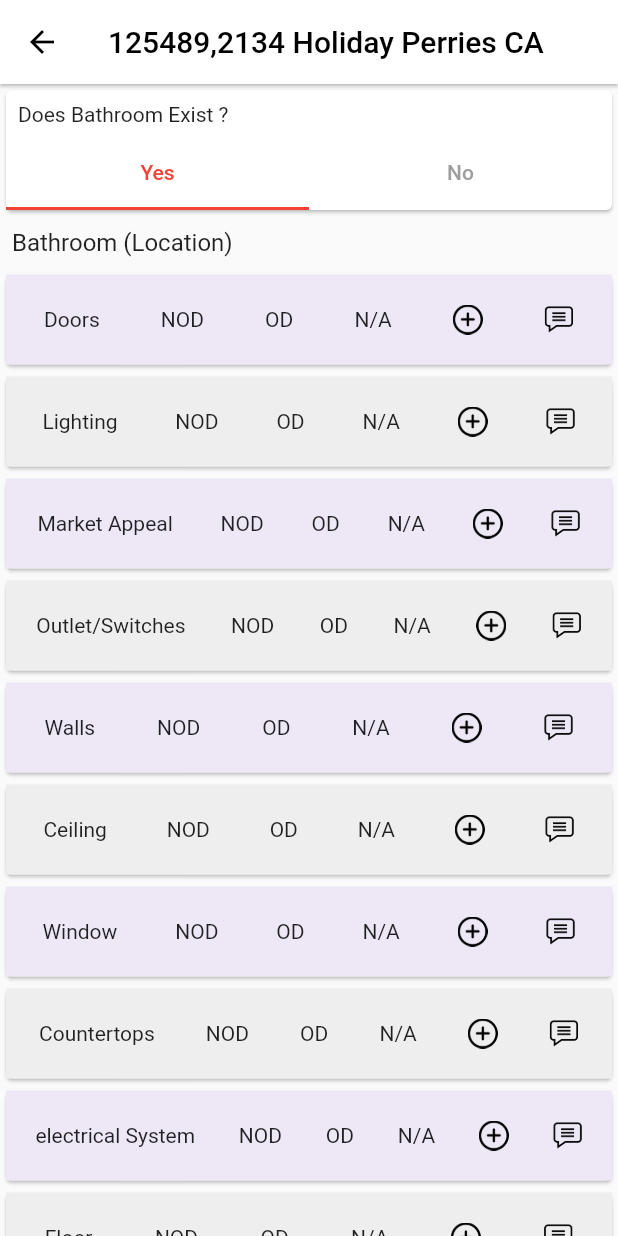
After one commit to HBbhardwaj/Inspecion_Squad, a Flutter app: the DecisionPage screen opened by its route, on a phone screen of 412 x 824 dp. The commit adds this screen. Run offline on Flutter 3.47's test engine with Material 2 defaults, Android fonts, the light colour scheme and no system bars; our stand-ins replace get; accounts and stored records are empty.

Commit message:
last commit of the  day

```diff
--- a/lib/app_routes/app_routes.dart
+++ b/lib/app_routes/app_routes.dart
@@ -5,6 +5,7 @@ import 'package:restaurants/app_routes/routes.dart';
 import 'package:restaurants/view/HomePage.dart';
 import 'package:restaurants/view/createInspectionPage.dart';
 import 'package:restaurants/view/dashboard_page.dart';
+import 'package:restaurants/view/decisionPage.dart';
 import 'package:restaurants/view/selectpage.dart';
 import 'package:restaurants/view/loginPage.dart';
 
@@ -71,4 +72,13 @@ appRoutes() => [
         transition: Transition.leftToRightWithFade,
         transitionDuration: const Duration(milliseconds: 500),
       ),
+
+      ///========================>Decision Page ==================///
+
+      GetPage(
+        name: Routes.decisionPage,
+        page: () => const DecisionPage(),
+        transition: Transition.leftToRightWithFade,
+        transitionDuration: const Duration(milliseconds: 500),
+      ),
     ];
--- a/lib/app_routes/routes.dart
+++ b/lib/app_routes/routes.dart
@@ -6,4 +6,5 @@ class Routes {
   static const String createInspectionPage = "/CreateInspectionPage";
   static const String conductInspection = "/ConductInspection";
   static const String protocalPage = "/ProtocalPage";
+  static const String decisionPage = "/DecisionPage";
 }
--- a/lib/contracts/ContractLogin.dart
+++ b/lib/contracts/ContractLogin.dart
@@ -109,3 +109,19 @@ abstract class ProtocalPagePresenter extends BasePresenter {
   gotoNextPage();
   gotoBackPage();
 }
+
+///============================DecisionpageView && DecisionPagePresenter=====///
+
+abstract class DecisionPageView extends BaseView {
+  showError(var msg);
+  showSuccess(var msg);
+  gotoNextPgae();
+  gotoBackPage();
+  gotoclickNo();
+}
+
+abstract class DecisionPagePresenter extends BasePresenter {
+  gotoNextPage();
+  gotoBackPage();
+  gotoClickNo();
+}
--- /dev/null
+++ b/lib/models/decisionpagemodel.dart
@@ -0,0 +1,17 @@
+class DecisionPageModel {
+  String item;
+  String item2;
+  String item3;
+  String item4;
+  String iconData;
+  String iconData1;
+
+  DecisionPageModel(
+    this.item,
+    this.item2,
+    this.item3,
+    this.item4,
+    this.iconData,
+    this.iconData1,
+  );
+}
--- /dev/null
+++ b/lib/presenter/Presenter_decisionPage.dart
@@ -0,0 +1,46 @@
+import '../contracts/ContractLogin.dart';
+
+class PresenterDecision extends DecisionPagePresenter {
+  DecisionPageView? decisionPageView;
+  PresenterDecision(DecisionPageView view) {
+    decisionPageView = view;
+  }
+  @override
+  gotoBackPage() {
+    decisionPageView!.gotoBackPage();
+  }
+
+  @override
+  gotoClickNo() {
+    decisionPageView!.gotoclickNo();
+  }
+
+  @override
+  gotoNextPage() {
+    decisionPageView!.gotoNextPgae();
+  }
+
+  @override
+  onError(String msg) {
+    // TODO: implement onError
+    throw UnimplementedError();
+  }
+
+  @override
+  onSuccess(payload, String msg) {
+    // TODO: implement onSuccess
+    throw UnimplementedError();
+  }
+
+  @override
+  Future subscribe() {
+    // TODO: implement subscribe
+    throw UnimplementedError();
+  }
+
+  @override
+  Future unsubscribe() {
+    // TODO: implement unsubscribe
+    throw UnimplementedError();
+  }
+}
--- a/lib/utils/app_string.dart
+++ b/lib/utils/app_string.dart
@@ -57,4 +57,27 @@ class AppStrings {
   static const String garage = "Garage";
   static const String bedroom = "Bedroom";
   static const String living = "Living Area";
+  static const String doors = "Doors";
+  static const String light = "Lighting";
+  static const String market = "Market Appeal";
+  static const String outlet = "Outlet/Switches";
+  static const String wall = "Walls";
+  static const String ceiling = "Ceiling";
+  static const String window = "Window";
+  static const String counter = "Countertops";
+  static const String electricalS = "electrical System";
+  static const String floor = "Floor";
+  static const String hotwater = "Hot Water Heater";
+  static const String call = "call for Aid";
+  static const String sink = "Sink";
+  static const String cabinet = "Cabinets";
+  static const String bathroomitem = "Bathroom Items";
+  static const String nod = "NOD";
+  static const String od = "OD";
+  static const String nA = "N/A";
+  static const String doesbathroom = "Does Bathroom Exist ?";
+  static const String tab1 = "Yes";
+  static const String tab2 = "No";
+  static const String bathroomlocation = "Bathroom (Location)";
+  static const String nodata = "No Data";
 }
--- /dev/null
+++ b/lib/view/decisionPage.dart
@@ -0,0 +1,237 @@
+///======================import items==============///
+import 'package:flutter/material.dart';
+import 'package:get/get.dart';
+import 'package:restaurants/contracts/ContractLogin.dart';
+import 'package:restaurants/models/decisionpagemodel.dart';
+import 'package:restaurants/utils/app_images.dart';
+import 'package:restaurants/utils/app_string.dart';
+
+import '../app_routes/routes.dart';
+
+class DecisionPage extends StatefulWidget {
+  const DecisionPage({Key? key}) : super(key: key);
+
+  @override
+  State<DecisionPage> createState() => _DecisionPageState();
+}
+
+///=========================class started=================///
+class _DecisionPageState extends State<DecisionPage>
+    implements DecisionPageView {
+//================var ,list , bool , call here=============///
+  var msg;
+  late Presenter presenter;
+  List<DecisionPageModel> decisonlist = [];
+  late TabController _tabcontroller;
+  int initialIndex = 0;
+
+  @override
+  void initState() {
+    decisonlist = [
+      DecisionPageModel(AppStrings.doors, AppStrings.nod, AppStrings.od,
+          AppStrings.nA, AppIcons.addIcon, AppIcons.commentIocn),
+      DecisionPageModel(AppStrings.light, AppStrings.nod, AppStrings.od,
+          AppStrings.nA, AppIcons.addIcon, AppIcons.commentIocn),
+      DecisionPageModel(AppStrings.market, AppStrings.nod, AppStrings.od,
+          AppStrings.nA, AppIcons.addIcon, AppIcons.commentIocn),
+      DecisionPageModel(AppStrings.outlet, AppStrings.nod, AppStrings.od,
+          AppStrings.nA, AppIcons.addIcon, AppIcons.commentIocn),
+      DecisionPageModel(AppStrings.wall, AppStrings.nod, AppStrings.od,
+          AppStrings.nA, AppIcons.addIcon, AppIcons.commentIocn),
+      DecisionPageModel(AppStrings.ceiling, AppStrings.nod, AppStrings.od,
+          AppStrings.nA, AppIcons.addIcon, AppIcons.commentIocn),
+      DecisionPageModel(AppStrings.window, AppStrings.nod, AppStrings.od,
+          AppStrings.nA, AppIcons.addIcon, AppIcons.commentIocn),
+      DecisionPageModel(AppStrings.counter, AppStrings.nod, AppStrings.od,
+          AppStrings.nA, AppIcons.addIcon, AppIcons.commentIocn),
+      DecisionPageModel(AppStrings.electricalS, AppStrings.nod, AppStrings.od,
+          AppStrings.nA, AppIcons.addIcon, AppIcons.commentIocn),
+      DecisionPageModel(AppStrings.floor, AppStrings.nod, AppStrings.od,
+          AppStrings.nA, AppIcons.addIcon, AppIcons.commentIocn),
+      DecisionPageModel(AppStrings.hotwater, AppStrings.nod, AppStrings.od,
+          AppStrings.nA, AppIcons.addIcon, AppIcons.commentIocn),
+      DecisionPageModel(AppStrings.call, AppStrings.nod, AppStrings.od,
+          AppStrings.nA, AppIcons.addIcon, AppIcons.commentIocn),
+      DecisionPageModel(AppStrings.sink, AppStrings.nod, AppStrings.od,
+          AppStrings.nA, AppIcons.addIcon, AppIcons.commentIocn),
+      DecisionPageModel(AppStrings.cabinet, AppStrings.nod, AppStrings.od,
+          AppStrings.nA, AppIcons.addIcon, AppIcons.commentIocn),
+      DecisionPageModel(AppStrings.bathroomitem, AppStrings.nod, AppStrings.od,
+          AppStrings.nA, AppIcons.addIcon, AppIcons.commentIocn),
+    ];
+    super.initState();
+  }
+
+  ///=====================Ui build method start here====================///
+  @override
+  Widget build(BuildContext context) {
+    return DefaultTabController(
+      // Added
+      length: 2, // Added
+      initialIndex: initialIndex,
+      child: Scaffold(
+        appBar: AppBar(
+          elevation: 1,
+          centerTitle: true,
+          title: const Text(
+            AppStrings.protocaltitle,
+            style: TextStyle(color: Colors.black),
+          ),
+          backgroundColor: Colors.white,
+          leading: IconButton(
+            icon: const Icon(Icons.arrow_back),
+            onPressed: () => gotoBackPage(),
+            color: Colors.black,
+          ),
+        ),
+        body: SingleChildScrollView(
+          child: Column(
+            mainAxisAlignment: MainAxisAlignment.start,
+            crossAxisAlignment: CrossAxisAlignment.start,
+            children: [
+              Card(
+                child: Column(
+                  mainAxisAlignment: MainAxisAlignment.start,
+                  crossAxisAlignment: CrossAxisAlignment.start,
+                  children: [
+                    const Padding(
+                      padding: EdgeInsets.all(8.0),
+                      child: Text(AppStrings.doesbathroom),
+                    ),
+                    TabBar(
+                        labelColor: Colors.red,
+                        unselectedLabelColor: Colors.grey,
+                        indicatorColor: Colors.red,
+                        onTap: (int index) {
+                          setState(() {
+                            initialIndex = index;
+                          });
+                        },
+                        tabs: const [
+                          Tab(
+                            text: AppStrings.tab1,
+                          ),
+                          Tab(
+                            text: AppStrings.tab2,
+                          )
+                        ])
+                  ],
+                ),
+              ),
+              const Padding(
+                padding: EdgeInsets.all(8.0),
+                child: Text(
+                  AppStrings.bathroomlocation,
+                  style: TextStyle(fontSize: 16),
+                ),
+              ),
+              _getPaymentMethod(initialIndex),
+            ],
+          ),
+        ),
+      ),
+    );
+  }
+
+  Widget _getPaymentMethod(int index) {
+    Widget widget = _yesWidget();
+    switch (index) {
+      case 0:
+        widget = _yesWidget();
+        break;
+      case 1:
+        widget = _noWidget();
+        break;
+    }
+    return widget;
+  }
+
+  _yesWidget() => ListView.builder(
+      itemBuilder: (context, int index) {
+        return Column(
+          children: [
+            Card(
+              child: Container(
+                color: (index % 2 == 0)
+                    ? Colors.deepPurple.shade50
+                    : Colors.grey.shade200,
+                padding:
+                    const EdgeInsets.symmetric(horizontal: 5, vertical: 20),
+                child: Row(
+                  mainAxisAlignment: MainAxisAlignment.spaceAround,
+                  crossAxisAlignment: CrossAxisAlignment.center,
+                  children: [
+                    Text(decisonlist[index].item),
+                    Text(decisonlist[index].item2),
+                    Text(decisonlist[index].item3),
+                    Text(decisonlist[index].item4),
+                    Image.asset(
+                      decisonlist[index].iconData,
+                      height: 20,
+                      width: 20,
+                    ),
+                    Image.asset(
+                      decisonlist[index].iconData1,
+                      height: 20,
+                      width: 20,
+                    ),
+                  ],
+                ),
+              ),
+            )
+          ],
+        );
+      },
+      itemCount: decisonlist.length,
+      shrinkWrap: true,
+      physics: const NeverScrollableScrollPhysics());
+
+  _noWidget() => const Center(
+          child: Padding(
+        padding: EdgeInsets.only(top: 50),
+        child: Text(
+          AppStrings.nodata,
+          style: TextStyle(color: Colors.red, fontSize: 18),
+        ),
+      ));
+  @override
+  gotoBackPage() {
+    Get.offAllNamed(Routes.protocalPage);
+  }
+
+  @override
+  gotoNextPgae() {
+    // TODO: implement gotoNextPgae
+    throw UnimplementedError();
+  }
+
+  @override
+  gotoclickNo() {
+    // TODO: implement gotoclickNo
+    throw UnimplementedError();
+  }
+
+  @override
+  refresh() {
+    // TODO: implement refresh
+    throw UnimplementedError();
+  }
+
+  @override
+  setPresenter(t) {
+    // TODO: implement setPresenter
+    throw UnimplementedError();
+  }
+
+  @override
+  showError(msg) {
+    // TODO: implement showError
+    throw UnimplementedError();
+  }
+
+  @override
+  showSuccess(msg) {
+    // TODO: implement showSuccess
+    throw UnimplementedError();
+  }
+}
--- a/lib/view/protocalPage.dart
+++ b/lib/view/protocalPage.dart
@@ -120,6 +120,14 @@ class _ProtocalPageState extends State<ProtocalPage>
                               children: [
                                 Visibility(
                                   visible: isvisible,
+                                  child: InkWell(
+                                    onTap: () {
+                                      if (UnitList[index]
+                                          .item1
+                                          .contains(AppStrings.bathroom)) {
+                                        gotoNextPgae();
+                                      }
+                                    },
                                     child: Card(
                                       color: Colors.deepPurple.shade50,
                                       child: ListTile(
@@ -142,6 +150,7 @@ class _ProtocalPageState extends State<ProtocalPage>
                                                 height: 18,
                                               )
                                             ],
+                                          ),
                                         ),
                                       ),
                                     ),
@@ -170,8 +179,7 @@ class _ProtocalPageState extends State<ProtocalPage>
 
   @override
   gotoNextPgae() {
-    // TODO: implement gotoNextPgae
-    throw UnimplementedError();
+    Get.toNamed(Routes.decisionPage);
   }
 
   @override
```
Lines whose indentation alone changed are shown as unchanged.
